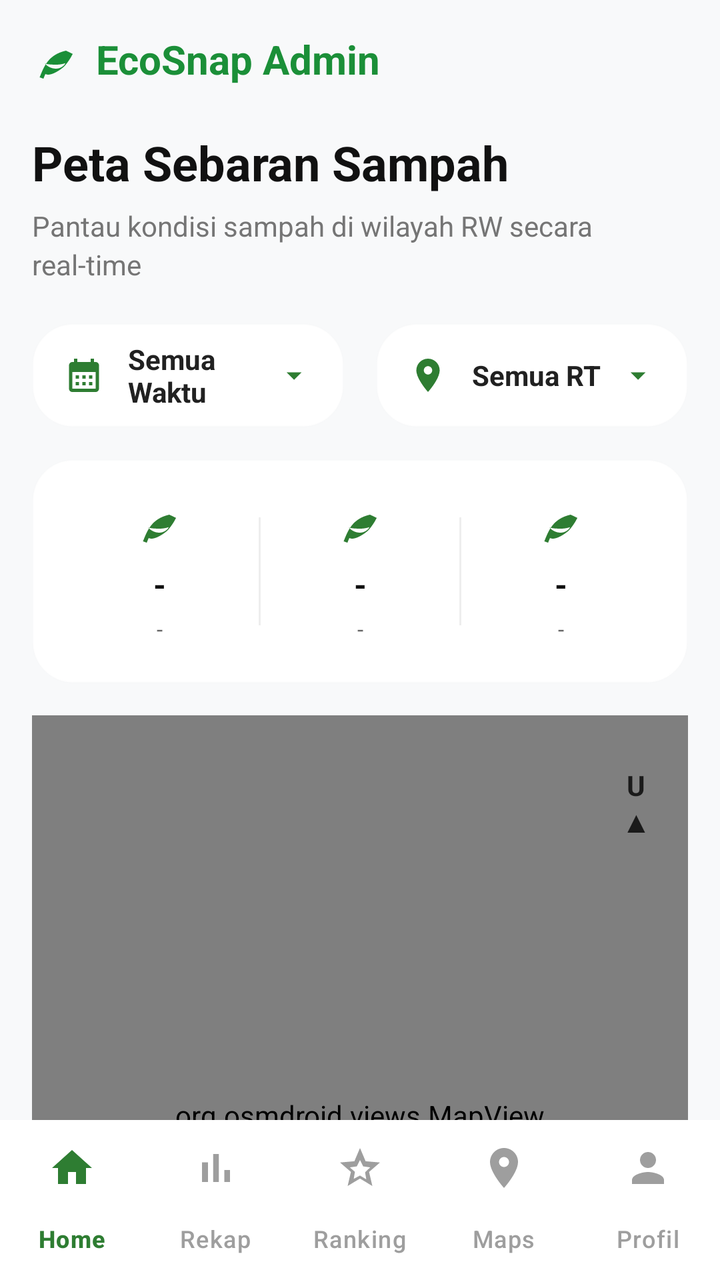
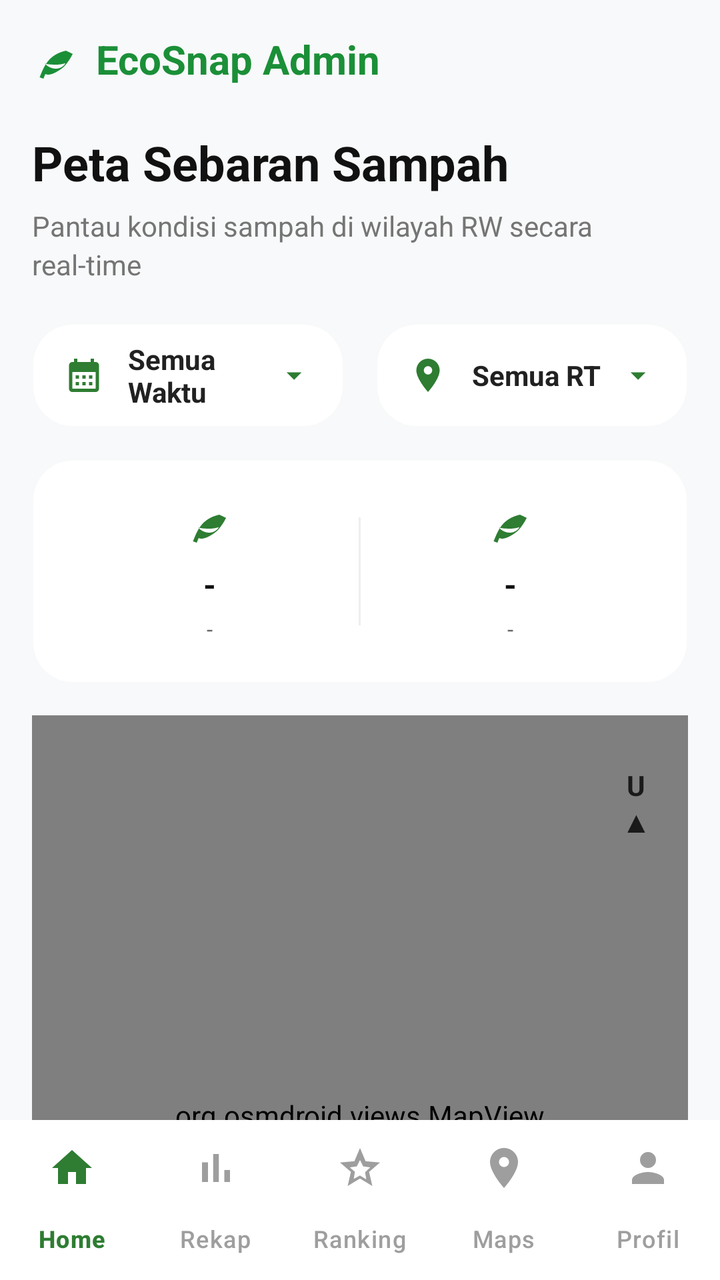

The first picture is an Android layout as it rendered before a commit; the second is the same layout after the commit. The layout source and the unified diff follow.
<!-- AndroidManifest.xml: application theme Theme.EcoSnap -->
<!-- res/layout/activity_maps_admin.xml -->
<?xml version="1.0" encoding="utf-8"?>
<LinearLayout xmlns:android="http://schemas.android.com/apk/res/android"
    xmlns:app="http://schemas.android.com/apk/res-auto"
    android:layout_width="match_parent"
    android:layout_height="match_parent"
    android:orientation="vertical"
    android:fitsSystemWindows="true"
    android:background="#F8F9FA">

    
    <androidx.core.widget.NestedScrollView
        android:layout_width="match_parent"
        android:layout_height="0dp"
        android:layout_weight="1"
        android:background="#F8F9FA"
        android:clipToPadding="true"
        android:fillViewport="true"
        android:overScrollMode="never">

        <LinearLayout
            android:layout_width="match_parent"
            android:layout_height="wrap_content"
            android:orientation="vertical"
            android:paddingStart="16dp"
            android:paddingTop="16dp"
            android:paddingEnd="16dp"
            android:paddingBottom="24dp">

            
            <androidx.constraintlayout.widget.ConstraintLayout
                android:layout_width="match_parent"
                android:layout_height="wrap_content">

                <LinearLayout
                    android:id="@+id/brandRow"
                    android:layout_width="wrap_content"
                    android:layout_height="wrap_content"
                    android:gravity="center_vertical"
                    android:orientation="horizontal"
                    app:layout_constraintStart_toStartOf="parent"
                    app:layout_constraintTop_toTopOf="parent">

                    <ImageView
                        android:layout_width="24dp"
                        android:layout_height="24dp"
                        android:src="@drawable/ic_leaf"
                        app:tint="#1B8F38" />

                    <TextView
                        android:layout_width="wrap_content"
                        android:layout_height="wrap_content"
                        android:layout_marginStart="8dp"
                        android:text="EcoSnap Admin"
                        android:textColor="#1B8F38"
                        android:textSize="20sp"
                        android:textStyle="bold" />
                </LinearLayout>

                <TextView
                    android:id="@+id/tvPetaTitle"
                    android:layout_width="0dp"
                    android:layout_height="wrap_content"
                    android:layout_marginTop="22dp"
                    android:text="Peta Sebaran Sampah"
                    android:textColor="#111111"
                    android:textSize="24sp"
                    android:textStyle="bold"
                    app:layout_constraintEnd_toEndOf="parent"
                    app:layout_constraintStart_toStartOf="parent"
                    app:layout_constraintTop_toBottomOf="@id/brandRow" />

                <TextView
                    android:id="@+id/tvPetaSubtitle"
                    android:layout_width="0dp"
                    android:layout_height="wrap_content"
                    android:layout_marginTop="6dp"
                    android:lineSpacingExtra="3dp"
                    android:text="Pantau kondisi sampah di wilayah RW secara real-time"
                    android:textColor="#757575"
                    android:textSize="14sp"
                    app:layout_constraintEnd_toEndOf="parent"
                    app:layout_constraintStart_toStartOf="parent"
                    app:layout_constraintTop_toBottomOf="@id/tvPetaTitle" />
            </androidx.constraintlayout.widget.ConstraintLayout>

            
            <LinearLayout
                android:id="@+id/filterRow"
                android:layout_width="match_parent"
                android:layout_height="wrap_content"
                android:layout_marginTop="20dp"
                android:baselineAligned="false"
                android:orientation="horizontal">

                <LinearLayout
                    android:id="@+id/btnFilterPeriod"
                    android:layout_width="0dp"
                    android:layout_height="52dp"
                    android:layout_marginEnd="8dp"
                    android:layout_weight="1"
                    android:background="@drawable/bg_maps_chip"
                    android:elevation="4dp"
                    android:gravity="center_vertical"
                    android:orientation="horizontal"
                    android:paddingHorizontal="16dp"
                    android:clickable="true"
                    android:focusable="true"
                    android:foreground="?attr/selectableItemBackground">

                    <ImageView
                        android:layout_width="20dp"
                        android:layout_height="20dp"
                        android:src="@drawable/ic_calendar_month"
                        app:tint="#2E7D32" />

                    <TextView
                        android:id="@+id/tvFilterPeriod"
                        android:layout_width="0dp"
                        android:layout_height="wrap_content"
                        android:layout_marginStart="12dp"
                        android:layout_weight="1"
                        android:text="Semua Waktu"
                        android:textColor="#212121"
                        android:textSize="14sp"
                        android:textStyle="bold" />

                    <ImageView
                        android:layout_width="18dp"
                        android:layout_height="18dp"
                        android:src="@drawable/ic_arrow_down"
                        app:tint="#2E7D32" />
                </LinearLayout>

                <LinearLayout
                    android:id="@+id/btnFilterArea"
                    android:layout_width="0dp"
                    android:layout_height="52dp"
                    android:layout_marginStart="8dp"
                    android:layout_weight="1"
                    android:background="@drawable/bg_maps_chip"
                    android:elevation="4dp"
                    android:gravity="center_vertical"
                    android:orientation="horizontal"
                    android:paddingHorizontal="16dp"
                    android:clickable="true"
                    android:focusable="true"
                    android:foreground="?attr/selectableItemBackground">

                    <ImageView
                        android:layout_width="20dp"
                        android:layout_height="20dp"
                        android:src="@drawable/ic_location_pin"
                        app:tint="#2E7D32" />

                    <TextView
                        android:id="@+id/tvWilayahAdmin"
                        android:layout_width="0dp"
                        android:layout_height="wrap_content"
                        android:layout_marginStart="12dp"
                        android:layout_weight="1"
                        android:text="Semua RT"
                        android:textColor="#212121"
                        android:textSize="14sp"
                        android:textStyle="bold" />

                    <ImageView
                        android:layout_width="18dp"
                        android:layout_height="18dp"
                        android:src="@drawable/ic_arrow_down"
                        app:tint="#2E7D32" />
                </LinearLayout>
            </LinearLayout>

            
            <LinearLayout
                android:id="@+id/summaryCard"
                android:layout_width="match_parent"
                android:layout_height="112dp"
                android:layout_marginTop="16dp"
                android:background="@drawable/bg_maps_card"
                android:elevation="5dp"
                android:gravity="center"
                android:orientation="horizontal"
                android:padding="14dp">

                <include
                    android:id="@+id/metricKelurahan"
                    layout="@layout/item_maps_metric" />

                <View
                    android:layout_width="1dp"
                    android:layout_height="54dp"
                    android:background="#EEEEEE" />

                <include
                    android:id="@+id/metricLaporan"
                    layout="@layout/item_maps_metric" />

                <View
                    android:layout_width="1dp"
                    android:layout_height="54dp"
                    android:background="#EEEEEE" />

                <include
                    android:id="@+id/metricDominan"
                    layout="@layout/item_maps_metric" />
            </LinearLayout>

            
            <androidx.constraintlayout.widget.ConstraintLayout
                android:id="@+id/mapPanel"
                android:layout_width="match_parent"
                android:layout_height="400dp"
                android:layout_marginTop="16dp"
                android:background="@drawable/bg_maps_canvas"
                android:clipChildren="true"
                android:clipToPadding="true">

                <org.osmdroid.views.MapView
                    android:id="@+id/mapView"
                    android:layout_width="0dp"
                    android:layout_height="0dp"
                    app:layout_constraintBottom_toBottomOf="parent"
                    app:layout_constraintEnd_toEndOf="parent"
                    app:layout_constraintStart_toStartOf="parent"
                    app:layout_constraintTop_toTopOf="parent" />

                <TextView
                    android:id="@+id/tvCompass"
                    android:layout_width="32dp"
                    android:layout_height="48dp"
                    android:layout_marginTop="20dp"
                    android:layout_marginEnd="10dp"
                    android:gravity="center"
                    android:text="U\n▲"
                    android:textColor="#1A1A1A"
                    android:textSize="14sp"
                    android:textStyle="bold"
                    app:layout_constraintEnd_toEndOf="parent"
                    app:layout_constraintTop_toTopOf="parent" />

                <LinearLayout
                    android:id="@+id/mapControls"
                    android:layout_width="54dp"
                    android:layout_height="wrap_content"
                    android:layout_marginEnd="10dp"
                    android:layout_marginBottom="26dp"
                    android:gravity="center"
                    android:orientation="vertical"
                    app:layout_constraintBottom_toBottomOf="parent"
                    app:layout_constraintEnd_toEndOf="parent">

                    <FrameLayout
                        android:id="@+id/btnLocate"
                        android:layout_width="50dp"
                        android:layout_height="50dp"
                        android:background="@drawable/bg_white_circle_elevated"
                        android:elevation="6dp"
                        android:foreground="?attr/selectableItemBackgroundBorderless">

                        <ImageView
                            android:layout_width="24dp"
                            android:layout_height="24dp"
                            android:layout_gravity="center"
                            android:src="@drawable/ic_my_location"
                            app:tint="#111111" />
                    </FrameLayout>

                    <LinearLayout
                        android:layout_width="50dp"
                        android:layout_height="102dp"
                        android:layout_marginTop="12dp"
                        android:background="@drawable/bg_maps_card"
                        android:elevation="6dp"
                        android:orientation="vertical">

                        <TextView
                            android:id="@+id/btnZoomIn"
                            android:layout_width="match_parent"
                            android:layout_height="50dp"
                            android:gravity="center"
                            android:text="+"
                            android:textColor="#111111"
                            android:textSize="30sp" />

                        <View
                            android:layout_width="22dp"
                            android:layout_height="1dp"
                            android:layout_gravity="center_horizontal"
                            android:background="#EEEEEE" />

                        <TextView
                            android:id="@+id/btnZoomOut"
                            android:layout_width="match_parent"
                            android:layout_height="50dp"
                            android:gravity="center"
                            android:text="-"
                            android:textColor="#111111"
                            android:textSize="30sp" />
                    </LinearLayout>
                </LinearLayout>
            </androidx.constraintlayout.widget.ConstraintLayout>

            
            <LinearLayout
                android:id="@+id/filterBadgeRow"
                android:layout_width="match_parent"
                android:layout_height="wrap_content"
                android:layout_marginTop="12dp"
                android:gravity="center_vertical"
                android:orientation="horizontal"
                android:visibility="gone">

                <TextView
                    android:id="@+id/tvFilterBadge"
                    android:layout_width="0dp"
                    android:layout_height="wrap_content"
                    android:layout_weight="1"
                    android:drawablePadding="6dp"
                    android:text="Filter aktif: Organik"
                    android:textColor="#2E7D32"
                    android:textSize="13sp"
                    android:textStyle="bold" />

                <TextView
                    android:id="@+id/btnResetFilter"
                    android:layout_width="wrap_content"
                    android:layout_height="wrap_content"
                    android:background="@drawable/bg_maps_chip"
                    android:clickable="true"
                    android:focusable="true"
                    android:foreground="?attr/selectableItemBackground"
                    android:padding="8dp"
                    android:text="Reset ✕"
                    android:textColor="#F44336"
                    android:textSize="12sp"
                    android:textStyle="bold" />
            </LinearLayout>

            
            <LinearLayout
                android:id="@+id/legendCard"
                android:layout_width="match_parent"
                android:layout_height="wrap_content"
                android:layout_marginTop="16dp"
                android:background="@drawable/bg_maps_card"
                android:elevation="5dp"
                android:orientation="vertical"
                android:padding="20dp">

                <TextView
                    android:layout_width="wrap_content"
                    android:layout_height="wrap_content"
                    android:text="Legenda Kategori"
                    android:textColor="#111111"
                    android:textSize="17sp"
                    android:textStyle="bold" />

                <TextView
                    android:layout_width="wrap_content"
                    android:layout_height="wrap_content"
                    android:layout_marginTop="4dp"
                    android:text="Ketuk ikon untuk filter peta &amp; lihat persentase"
                    android:textColor="#9E9E9E"
                    android:textSize="12sp" />

                <HorizontalScrollView
                    android:layout_width="match_parent"
                    android:layout_height="wrap_content"
                    android:layout_marginTop="16dp"
                    android:overScrollMode="never"
                    android:scrollbars="none">

                    <LinearLayout
                        android:id="@+id/legendRow"
                        android:layout_width="wrap_content"
                        android:layout_height="wrap_content"
                        android:orientation="horizontal" />
                </HorizontalScrollView>
            </LinearLayout>

            
            <LinearLayout
                android:id="@+id/categoryBreakdownCard"
                android:layout_width="match_parent"
                android:layout_height="wrap_content"
                android:layout_marginTop="16dp"
                android:background="@drawable/bg_maps_card"
                android:elevation="5dp"
                android:orientation="vertical"
                android:padding="20dp">

                <LinearLayout
                    android:layout_width="match_parent"
                    android:layout_height="wrap_content"
                    android:gravity="center_vertical"
                    android:orientation="horizontal"
                    android:layout_marginBottom="12dp">

                    <ImageView
                        android:layout_width="20dp"
                        android:layout_height="20dp"
                        android:src="@drawable/ic_pie_chart"
                        app:tint="#2E7D32"
                        android:layout_marginEnd="8dp"/>

                    <TextView
                        android:layout_width="0dp"
                        android:layout_height="wrap_content"
                        android:layout_weight="1"
                        android:text="Detail Sampah Ditemukan"
                        android:textColor="#111111"
                        android:textSize="16sp"
                        android:textStyle="bold" />
                </LinearLayout>

                <LinearLayout
                    android:id="@+id/categoryBreakdownContainer"
                    android:layout_width="match_parent"
                    android:layout_height="wrap_content"
                    android:orientation="vertical" />
            </LinearLayout>

            
            <LinearLayout
                android:id="@+id/topKelurahanCard"
                android:layout_width="match_parent"
                android:layout_height="wrap_content"
                android:layout_marginTop="18dp"
                android:background="@drawable/bg_maps_card"
                android:elevation="5dp"
                android:orientation="vertical"
                android:padding="16dp">

                <LinearLayout
                    android:layout_width="match_parent"
                    android:layout_height="wrap_content"
                    android:gravity="center_vertical"
                    android:orientation="horizontal">

                    <TextView
                        android:layout_width="0dp"
                        android:layout_height="wrap_content"
                        android:layout_weight="1"
                        android:text="🏆 Top RT Terbanyak Scan"
                        android:textColor="#111111"
                        android:textSize="16sp"
                        android:textStyle="bold" />

                    <TextView
                        android:layout_width="wrap_content"
                        android:layout_height="wrap_content"
                        android:text="Berdasarkan Total Laporan"
                        android:textColor="#757575"
                        android:textSize="11sp" />
                </LinearLayout>

                <LinearLayout
                    android:id="@+id/topRegionRow"
                    android:layout_width="match_parent"
                    android:layout_height="wrap_content"
                    android:layout_marginTop="16dp"
                    android:baselineAligned="false"
                    android:orientation="horizontal" />
            </LinearLayout>

        </LinearLayout>
    </androidx.core.widget.NestedScrollView>

    
    <com.google.android.material.bottomnavigation.BottomNavigationView
        android:id="@+id/bottomNav"
        android:layout_width="match_parent"
        android:layout_height="wrap_content"
        android:background="#FFFFFF"
        app:menu="@menu/nav_menu_admin"
        app:itemIconTint="@color/bottom_nav_color"
        app:itemTextColor="@color/bottom_nav_color"
        app:labelVisibilityMode="labeled"
        app:elevation="8dp" />

</LinearLayout>
<!-- res/layout/item_maps_metric.xml (included above) -->
<?xml version="1.0" encoding="utf-8"?>
<LinearLayout xmlns:android="http://schemas.android.com/apk/res/android"
    xmlns:app="http://schemas.android.com/apk/res-auto"
    android:layout_width="0dp"
    android:layout_height="match_parent"
    android:layout_weight="1"
    android:gravity="center"
    android:orientation="vertical"
    android:paddingHorizontal="4dp">

    <ImageView
        android:id="@+id/ivMetricIcon"
        android:layout_width="24dp"
        android:layout_height="24dp"
        android:src="@drawable/ic_leaf"
        app:tint="#2E7D32" />

    <TextView
        android:id="@+id/tvMetricValue"
        android:layout_width="match_parent"
        android:layout_height="wrap_content"
        android:layout_marginTop="8dp"
        android:gravity="center"
        android:maxLines="1"
        android:text="-"
        android:textColor="#111111"
        android:textSize="16sp"
        android:textStyle="bold" />

    <TextView
        android:id="@+id/tvMetricLabel"
        android:layout_width="match_parent"
        android:layout_height="wrap_content"
        android:layout_marginTop="4dp"
        android:gravity="center"
        android:maxLines="2"
        android:text="-"
        android:textColor="#666666"
        android:textSize="11sp" />
</LinearLayout>
<!-- resources referenced by this layout -->
<resources>
  <!-- drawable bg_maps_canvas (drawable) -->
  <?xml version="1.0" encoding="utf-8"?>
  <shape xmlns:android="http://schemas.android.com/apk/res/android">
      <gradient
          android:angle="270"
          android:startColor="#F8FBF6"
          android:endColor="#EEF6EC" />
      <corners android:radius="22dp" />
  </shape>
  <!-- drawable bg_maps_card (drawable) -->
  <?xml version="1.0" encoding="utf-8"?>
  <shape xmlns:android="http://schemas.android.com/apk/res/android">
      <solid android:color="#FFFFFF" />
      <corners android:radius="20dp" />
      <stroke android:width="1dp" android:color="#0DE0E0E0" />
  </shape>
  <!-- drawable bg_maps_chip (drawable) -->
  <?xml version="1.0" encoding="utf-8"?>
  <shape xmlns:android="http://schemas.android.com/apk/res/android">
      <solid android:color="#FFFFFF" />
      <corners android:radius="20dp" />
      <stroke android:width="1dp" android:color="#08E0E0E0" />
  </shape>
  <!-- drawable bg_white_circle_elevated (drawable) -->
  <?xml version="1.0" encoding="utf-8"?>
  <shape xmlns:android="http://schemas.android.com/apk/res/android"
      android:shape="oval">
      <solid android:color="#FFFFFF" />
  </shape>
  <!-- drawable ic_arrow_down (drawable) -->
  <vector xmlns:android="http://schemas.android.com/apk/res/android"
      android:width="24dp"
      android:height="24dp"
      android:viewportWidth="24"
      android:viewportHeight="24">
    <path
        android:fillColor="#000000"
        android:pathData="M7,10l5,5 5,-5z"/>
  </vector>
  <!-- drawable ic_calendar_month (drawable) -->
  <vector xmlns:android="http://schemas.android.com/apk/res/android"
      android:width="24dp"
      android:height="24dp"
      android:viewportWidth="24"
      android:viewportHeight="24">
    <path
        android:fillColor="#FF000000"
        android:pathData="M19,4h-1V2h-2v2H8V2H6v2H5C3.89,4 3.01,4.9 3.01,6L3,20c0,1.1 0.89,2 2,2h14c1.1,0 2,-0.9 2,-2V6C21,4.9 20.1,4 19,4zM19,20H5V10h14V20zM9,14H7v-2h2V14zM13,14h-2v-2h2V14zM17,14h-2v-2h2V14zM9,18H7v-2h2V18zM13,18h-2v-2h2V18zM17,18h-2v-2h2V18z"/>
  </vector>
  <!-- drawable ic_leaf (drawable) -->
  <vector xmlns:android="http://schemas.android.com/apk/res/android"
      android:width="24dp"
      android:height="24dp"
      android:viewportWidth="24"
      android:viewportHeight="24">
    <path
        android:fillColor="#FF000000"
        android:pathData="M17,8C8,10 5.9,16.17 3.82,21.34l1.89,0.66l0.95,-2.3c0.48,0.17 0.96,0.3 1.34,0.3C11.42,20 16,16 16,16S18.78,13 20.35,9.61C20.35,9.61 17,8 17,8zM12,17c-2.48,0 -4.38,-1.24 -5.5,-2.5c1.47,0.35 3.3,0.5 5.5,0.5c1.65,0 3.25,-0.25 4.67,-0.75C16.48,15.11 14.56,17 12,17z"/>
  </vector>
  <!-- drawable ic_location_pin (drawable) -->
  <vector xmlns:android="http://schemas.android.com/apk/res/android"
      android:width="24dp"
      android:height="24dp"
      android:viewportWidth="24"
      android:viewportHeight="24">
    <path
        android:fillColor="#000000"
        android:pathData="M12,2C8.13,2 5,5.13 5,9c0,5.25 7,13 7,13s7,-7.75 7,-13c0,-3.87 -3.13,-7 -7,-7zM12,11.5c-1.38,0 -2.5,-1.12 -2.5,-2.5s1.12,-2.5 2.5,-2.5 2.5,1.12 2.5,2.5 -1.12,2.5 -2.5,2.5z"/>
  </vector>
  <!-- drawable ic_pie_chart (drawable) -->
  <vector xmlns:android="http://schemas.android.com/apk/res/android"
      android:width="24dp"
      android:height="24dp"
      android:viewportWidth="24"
      android:viewportHeight="24">
    <path
        android:fillColor="#000000"
        android:pathData="M11,2v20c-5.07,-0.5 -9,-4.79 -9,-10s3.93,-9.5 9,-10zM13,2.03v8.99h9c-0.47,-4.74 -4.24,-8.52 -9,-8.99zM13,13v8.97c4.76,-0.47 8.53,-4.25 9,-8.97h-9z"/>
  </vector>
  <style name="Theme.EcoSnap" parent="Base.Theme.EcoSnap" />
  <color name="colorPrimary">#4CAF50</color>
  <color name="colorPrimaryDark">#1B5E20</color>
  <color name="white">#FFFFFFFF</color>
  <color name="colorAccent">#A5D6A7</color>
  <color name="eco_bg_soft">#F5F5F5</color>
  <!-- unchanged entries left out for length: 2 -->
</resources>

<!-- the commit's change to res/layout/activity_maps_admin.xml (unified diff, before → after) -->
@@ -195,15 +195,6 @@
                 <include
                     android:id="@+id/metricLaporan"
                     layout="@layout/item_maps_metric" />
-
-                <View
-                    android:layout_width="1dp"
-                    android:layout_height="54dp"
-                    android:background="#EEEEEE" />
-
-                <include
-                    android:id="@+id/metricDominan"
-                    layout="@layout/item_maps_metric" />
             </LinearLayout>
 
             
